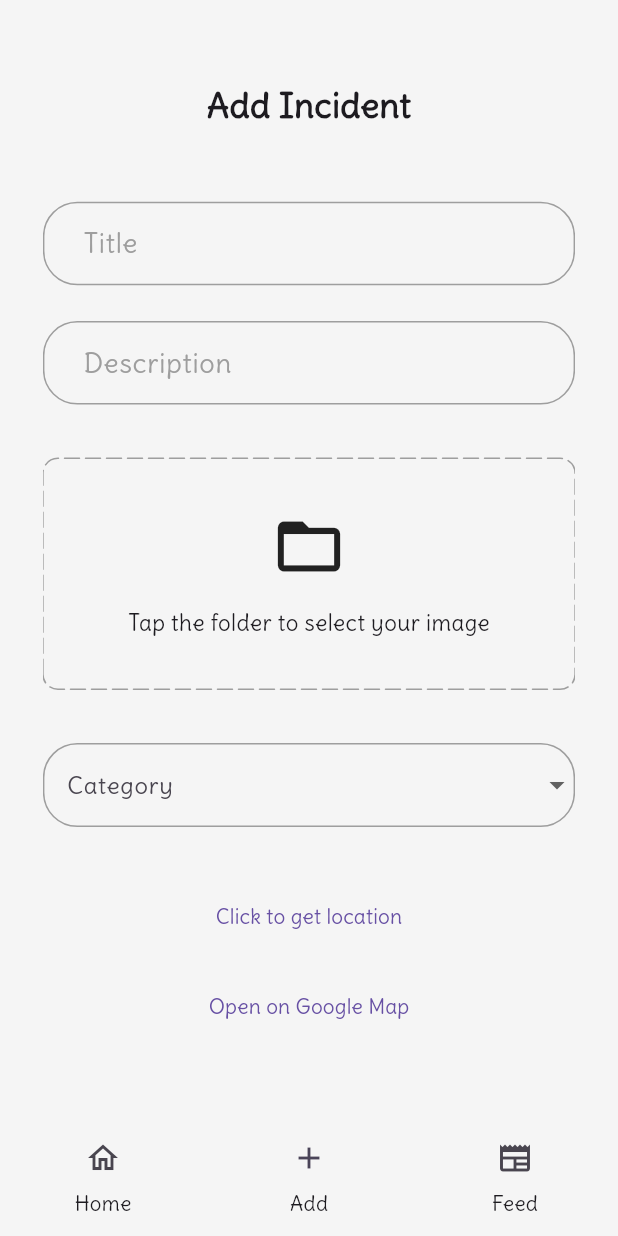
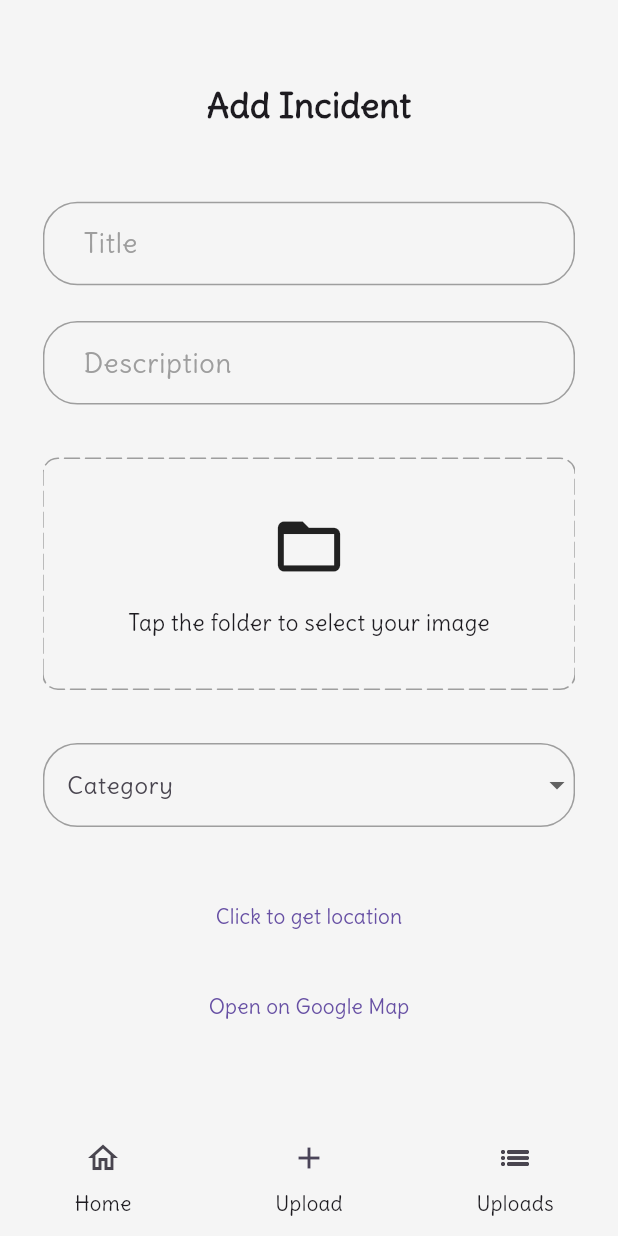
Before and after one commit to OtiDavidChibueze/citizen-reporting-platform, a Flutter app: the Incident screen opened by its route, item 2 of the bottom bar chosen, on a phone screen of 412 x 824 dp. Run offline on Flutter 3.47's test engine with Material 3 defaults, Android fonts, the phone set to English and light mode, and no system bars; drawn by our look-alikes of dotted_border; our stand-ins replace equatable, flutter_bloc, flutter_dotenv, flutter_screenutil, flutter_spinkit, fpdart and 8 more; accounts and stored records are empty.

Commit message:
feat: implement GetIncidents use case and update related components; enhance incident model and repository for fetching incidents

```diff
--- a/lib/features/incidents/data/model/incident_model.dart
+++ b/lib/features/incidents/data/model/incident_model.dart
@@ -11,6 +11,7 @@ class IncidentModel extends IncidentEntity {
     required super.longitude,
     required super.createdAt,
     required super.createdByUserId,
+    super.createdByUsername,
   });
 
   IncidentModel copyWith({
@@ -23,6 +24,7 @@ class IncidentModel extends IncidentEntity {
     double? longitude,
     DateTime? createdAt,
     String? createdByUserId,
+    String? createdByUsername,
   }) {
     return IncidentModel(
       id: id ?? this.id,
@@ -34,6 +36,7 @@ class IncidentModel extends IncidentEntity {
       longitude: longitude ?? this.longitude,
       createdAt: createdAt ?? this.createdAt,
       createdByUserId: createdByUserId ?? this.createdByUserId,
+      createdByUsername: createdByUsername ?? this.createdByUsername,
     );
   }
 
--- a/lib/features/incidents/domain/entities/incident_entity.dart
+++ b/lib/features/incidents/domain/entities/incident_entity.dart
@@ -8,6 +8,7 @@ class IncidentEntity {
   final double longitude;
   final DateTime createdAt;
   final String createdByUserId;
+  String? createdByUsername;
   IncidentEntity({
     required this.id,
     required this.title,
@@ -18,5 +19,6 @@ class IncidentEntity {
     required this.longitude,
     required this.createdAt,
     required this.createdByUserId,
+    this.createdByUsername,
   });
 }
--- a/lib/features/incidents/domain/repository/incident_repository.dart
+++ b/lib/features/incidents/domain/repository/incident_repository.dart
@@ -8,4 +8,6 @@ abstract interface class IncidentRepository {
   Future<Either<Failure, IncidentEntity>> uploadInicident(
     UploadIncidentDto req,
   );
+
+  Future<Either<Failure, List<IncidentEntity>>> getIncidents();
 }
--- /dev/null
+++ b/lib/features/incidents/domain/usecases/get_incidents.dart
@@ -0,0 +1,16 @@
+import 'package:citizen_report_incident/core/error/failure.dart';
+import 'package:citizen_report_incident/core/usecases/usecases.dart';
+import 'package:citizen_report_incident/features/incidents/domain/entities/incident_entity.dart';
+import 'package:citizen_report_incident/features/incidents/domain/repository/incident_repository.dart';
+import 'package:fpdart/fpdart.dart';
+
+class GetIncidentsUsecase implements UseCase<List<IncidentEntity>, NoParams> {
+  final IncidentRepository incidentRepository;
+
+  GetIncidentsUsecase({required this.incidentRepository});
+
+  @override
+  Future<Either<Failure, List<IncidentEntity>>> call(NoParams params) async {
+    return await incidentRepository.getIncidents();
+  }
+}
--- a/lib/features/incidents/presentation/bloc/incident_bloc.dart
+++ b/lib/features/incidents/presentation/bloc/incident_bloc.dart
@@ -1,20 +1,26 @@
+import 'package:citizen_report_incident/core/usecases/usecases.dart';
+import 'package:citizen_report_incident/features/incidents/domain/entities/incident_entity.dart';
+import 'package:citizen_report_incident/features/incidents/domain/usecases/get_incidents.dart';
 import '../../data/dto/upload_incident_dto.dart';
-
 import '../../domain/usecases/add_incident_usecase.dart';
 import 'package:equatable/equatable.dart';
 import 'package:flutter_bloc/flutter_bloc.dart';
-
 part 'incident_event.dart';
 part 'incident_state.dart';
 
 class IncidentBloc extends Bloc<IncidentEvent, IncidentState> {
   final AddIncidentUseCase _uploadInicidentUseCase;
+  final GetIncidentsUsecase _getIncidentsUsecase;
 
-  IncidentBloc({required AddIncidentUseCase uploadInicidentUseCase})
-    : _uploadInicidentUseCase = uploadInicidentUseCase,
-      super(IncidentInitialState()) {
+  IncidentBloc({
+    required AddIncidentUseCase uploadInicidentUseCase,
+    required GetIncidentsUsecase getIncidentsUsecase,
+  }) : _uploadInicidentUseCase = uploadInicidentUseCase,
+       _getIncidentsUsecase = getIncidentsUsecase,
+       super(IncidentInitialState()) {
     on<IncidentEvent>((event, emit) => emit(IncidentLoadingState()));
     on<AddIncidentEvent>(_onAddIncident);
+    on<GetIncidentsEvent>(_onGetIncidents);
   }
 
   Future<void> _onAddIncident(
@@ -37,4 +43,16 @@ class IncidentBloc extends Bloc<IncidentEvent, IncidentState> {
       (r) => emit(IncidentSuccessState()),
     );
   }
+
+  Future<void> _onGetIncidents(
+    GetIncidentsEvent event,
+    Emitter<IncidentState> emit,
+  ) async {
+    final result = await _getIncidentsUsecase(NoParams());
+
+    result.fold(
+      (l) => emit(IncidentErrorState(message: l.message)),
+      (r) => emit(GetIncidentsSuccessState(incidents: r)),
+    );
+  }
 }
--- a/lib/features/incidents/presentation/bloc/incident_event.dart
+++ b/lib/features/incidents/presentation/bloc/incident_event.dart
@@ -12,3 +12,5 @@ final class AddIncidentEvent extends IncidentEvent {
 
   const AddIncidentEvent({required this.req});
 }
+
+final class GetIncidentsEvent extends IncidentEvent {}
--- a/lib/features/incidents/presentation/bloc/incident_state.dart
+++ b/lib/features/incidents/presentation/bloc/incident_state.dart
@@ -13,6 +13,12 @@ final class IncidentLoadingState extends IncidentState {}
 
 final class IncidentSuccessState extends IncidentState {}
 
+final class GetIncidentsSuccessState extends IncidentState {
+  final List<IncidentEntity> incidents;
+
+  const GetIncidentsSuccessState({required this.incidents});
+}
+
 final class IncidentErrorState extends IncidentState {
   final String message;
 
--- a/lib/features/incidents/presentation/pages/incident.dart
+++ b/lib/features/incidents/presentation/pages/incident.dart
@@ -52,13 +52,13 @@ class Incident extends StatelessWidget {
 
               NavigationDestination(
                 icon: Icon(Icons.add_outlined),
-                label: 'Add',
+                label: 'Upload',
                 selectedIcon: Icon(Icons.add),
               ),
 
               NavigationDestination(
-                icon: Icon(Icons.newspaper_outlined),
-                label: 'Feed',
+                icon: Icon(Icons.list_outlined),
+                label: 'Uploads',
                 selectedIcon: Icon(Icons.newspaper),
               ),
             ],
--- a/lib/features/incidents/presentation/pages/upload_incident_page.dart
+++ b/lib/features/incidents/presentation/pages/upload_incident_page.dart
@@ -1,6 +1,6 @@
 import 'dart:io';
-import 'package:citizen_report_incident/core/constants/app_string.dart';
-import 'package:citizen_report_incident/features/incidents/presentation/pages/incident.dart';
+import '../../../../core/constants/app_string.dart';
+import 'incident.dart';
 import '../../../../core/common/cubit/geolocator/geolocator_cubit.dart';
 import '../../../../core/common/cubit/image_picker/cubit/image_picker_cubit.dart';
 import '../../../../core/common/theme/app_colors.dart';
```
Also changed, not shown: lib/core/service/locator_service.dart (+9 -1 lines), lib/features/incidents/data/repository/incident_repo_impl.dart (+13 -0 lines), lib/features/incidents/data/source/remote/incident_remote_source.dart (+28 -0 lines).
